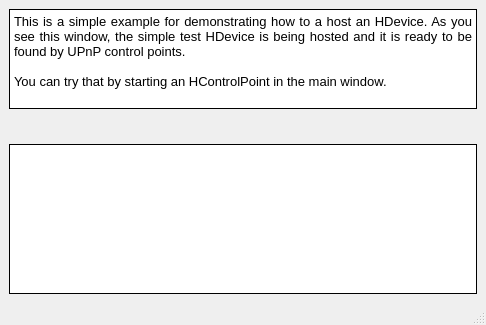
Before: the Qt Designer form herqq/apps/simple_test-app/device_window.ui in DJm00n/hupnp, drawn with Qt 5.
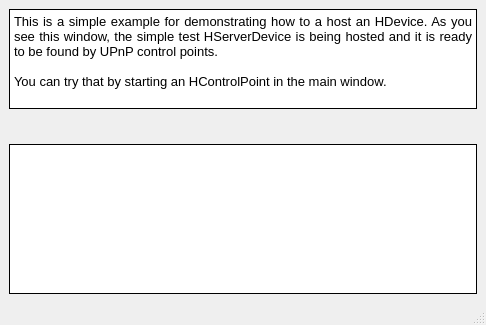
After: the same form once the commit is applied.

Diff of the .ui file:
```diff
--- a/herqq/apps/simple_test-app/device_window.ui
+++ b/herqq/apps/simple_test-app/device_window.ui
@@ -40,7 +40,7 @@
 &lt;html&gt;&lt;head&gt;&lt;meta name=&quot;qrichtext&quot; content=&quot;1&quot; /&gt;&lt;style type=&quot;text/css&quot;&gt;
 p, li { white-space: pre-wrap; }
 &lt;/style&gt;&lt;/head&gt;&lt;body style=&quot; font-family:'MS Shell Dlg 2'; font-size:8.25pt; font-weight:400; font-style:normal;&quot;&gt;
-&lt;p align=&quot;justify&quot; style=&quot; margin-top:0px; margin-bottom:0px; margin-left:0px; margin-right:0px; -qt-block-indent:0; text-indent:0px;&quot;&gt;&lt;span style=&quot; font-size:10pt;&quot;&gt;This is a simple example for demonstrating how to a host an HDevice. As you see this window, the simple test HDevice is being hosted and it is ready to be found by UPnP control points.&lt;/span&gt;&lt;/p&gt;
+&lt;p align=&quot;justify&quot; style=&quot; margin-top:0px; margin-bottom:0px; margin-left:0px; margin-right:0px; -qt-block-indent:0; text-indent:0px;&quot;&gt;&lt;span style=&quot; font-size:10pt;&quot;&gt;This is a simple example for demonstrating how to a host an HDevice. As you see this window, the simple test HServerDevice is being hosted and it is ready to be found by UPnP control points.&lt;/span&gt;&lt;/p&gt;
 &lt;p align=&quot;justify&quot; style=&quot;-qt-paragraph-type:empty; margin-top:0px; margin-bottom:0px; margin-left:0px; margin-right:0px; -qt-block-indent:0; text-indent:0px; font-size:10pt;&quot;&gt;&lt;/p&gt;
 &lt;p align=&quot;justify&quot; style=&quot; margin-top:0px; margin-bottom:0px; margin-left:0px; margin-right:0px; -qt-block-indent:0; text-indent:0px;&quot;&gt;&lt;span style=&quot; font-size:10pt;&quot;&gt;You can try that by starting an HControlPoint in the main window.&lt;/span&gt;&lt;/p&gt;&lt;/body&gt;&lt;/html&gt;</string>
       </property>
```
